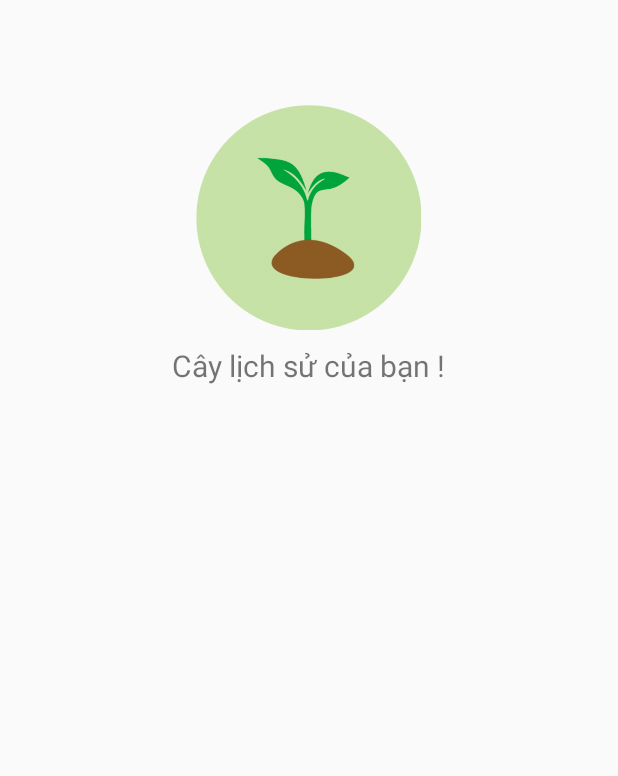
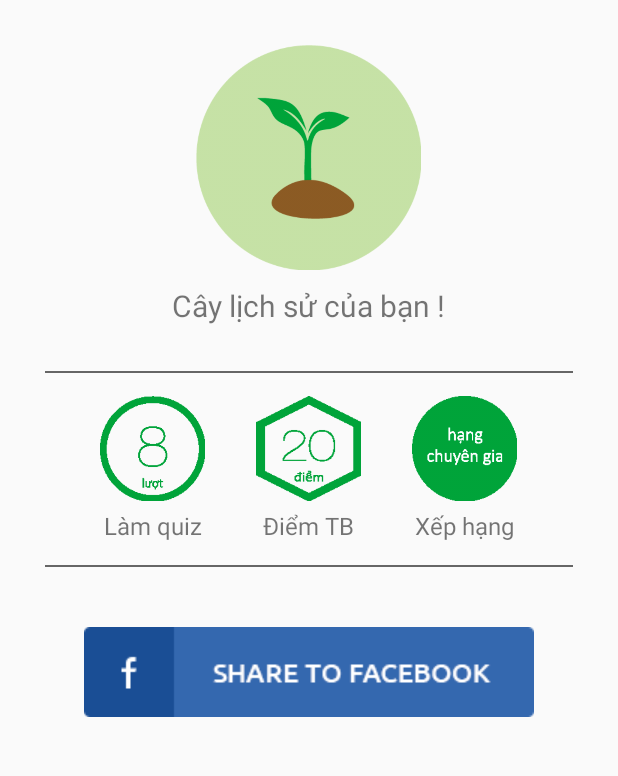
Before and after one commit to uethackathon/uethackathon2015_team07server, an Android app: the screen it shows after launch (MainActivity), in the side drawer, after a tap on "Xem cây lịch sử", on a phone screen of 412 x 824 dp, the part 84-860 px from its top. Run offline under Robolectric (Android 15) with nearby library versions, the phone set to English and light mode, and no system bars; libraries missing offline, so code that uses them is left out: com.loopj.android, com.rey.material, cz.msebera.android; 4 statements that could not run were skipped.

Commit message:
Update view tree screen

```diff
--- a/app/src/main/res/layout/fragment_tree.xml
+++ b/app/src/main/res/layout/fragment_tree.xml
@@ -8,7 +8,7 @@
         android:layout_height="150dp"
         android:background="@drawable/icon_tree2"
         android:layout_centerHorizontal="true"
-        android:layout_marginTop="70dp"/>
+        android:layout_marginTop="30dp"/>
 
     <TextView
         android:id="@+id/tv_tree_desc"
@@ -19,4 +19,115 @@
         android:layout_marginTop="10dp"
         android:textSize="20sp"/>
 
+    <View
+        android:id="@+id/line"
+        android:layout_width="match_parent"
+        android:layout_height="1dp"
+        android:background="@color/grey"
+        android:layout_below="@+id/tv_tree_desc"
+        android:layout_marginTop="30dp"
+        android:layout_marginLeft="30dp"
+        android:layout_marginRight="30dp"></View>
+
+    <LinearLayout
+        android:id="@+id/tree_ln"
+        android:layout_width="match_parent"
+        android:layout_height="wrap_content"
+        android:layout_below="@+id/line"
+        android:layout_marginTop="15dp"
+        android:orientation="horizontal"
+        android:layout_marginLeft="50dp"
+        android:layout_marginRight="50dp">
+
+        <LinearLayout
+            android:layout_width="wrap_content"
+            android:layout_height="wrap_content"
+            android:layout_weight="1"
+            android:orientation="vertical">
+
+            <ImageView
+                android:id="@+id/tree_ic1"
+                android:layout_width="70dp"
+                android:layout_height="70dp"
+                android:layout_gravity="center_horizontal"
+                android:background="@drawable/ic_turn"/>
+
+            <TextView
+                android:layout_width="wrap_content"
+                android:layout_height="wrap_content"
+                android:text="Làm quiz"
+                android:layout_marginTop="5dp"
+                android:layout_gravity="center_horizontal"
+                android:textSize="16sp"/>
+
+        </LinearLayout>
+
+        <LinearLayout
+            android:layout_width="wrap_content"
+            android:layout_height="wrap_content"
+            android:layout_weight="1"
+            android:orientation="vertical">
+
+            <ImageView
+                android:id="@+id/tree_ic2"
+                android:layout_width="70dp"
+                android:layout_height="70dp"
+                android:layout_gravity="center_horizontal"
+                android:background="@drawable/ic_score"/>
+
+            <TextView
+                android:layout_width="wrap_content"
+                android:layout_height="wrap_content"
+                android:text="Điểm TB"
+                android:layout_marginTop="5dp"
+                android:layout_gravity="center_horizontal"
+                android:textSize="16sp"/>
+
+        </LinearLayout>
+
+        <LinearLayout
+            android:layout_width="wrap_content"
+            android:layout_height="wrap_content"
+            android:layout_weight="1"
+            android:orientation="vertical">
+
+            <ImageView
+                android:id="@+id/tree_ic3"
+                android:layout_width="70dp"
+                android:layout_height="70dp"
+                android:layout_gravity="center_horizontal"
+                android:background="@drawable/ic_rank"/>
+
+            <TextView
+                android:layout_width="wrap_content"
+                android:layout_height="wrap_content"
+                android:text="Xếp hạng"
+                android:layout_marginTop="5dp"
+                android:layout_gravity="center_horizontal"
+                android:textSize="16sp"/>
+
+        </LinearLayout>
+
+    </LinearLayout>
+
+    <View
+        android:id="@+id/line2"
+        android:layout_width="match_parent"
+        android:layout_height="1dp"
+        android:background="@color/grey"
+        android:layout_below="@+id/tree_ln"
+        android:layout_marginTop="15dp"
+        android:layout_marginLeft="30dp"
+        android:layout_marginRight="30dp"></View>
+
+    <ImageView
+        android:layout_width="wrap_content"
+        android:layout_height="wrap_content"
+        android:background="@drawable/share_fb"
+        android:layout_below="@+id/line2"
+        android:layout_marginTop="40dp"
+        android:layout_marginLeft="30dp"
+        android:layout_marginRight="30dp"
+        android:layout_centerHorizontal="true"/>
+
 </RelativeLayout>
```
Also changed, not shown: app/src/main/res/drawable/share_fb.png (added).
